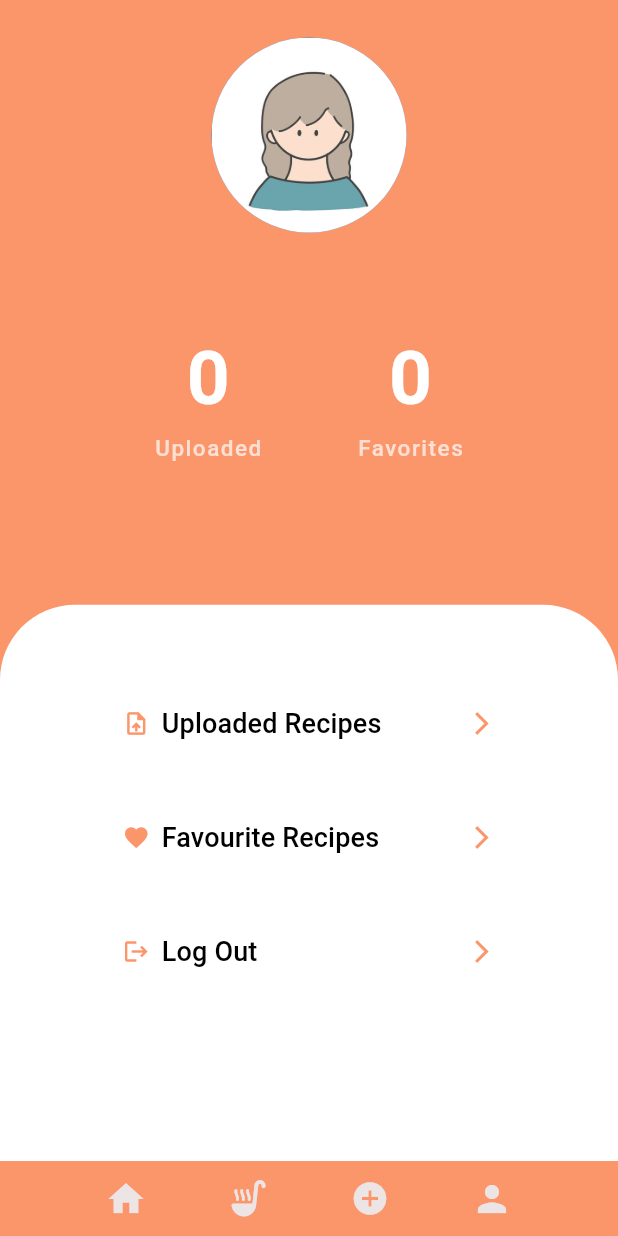
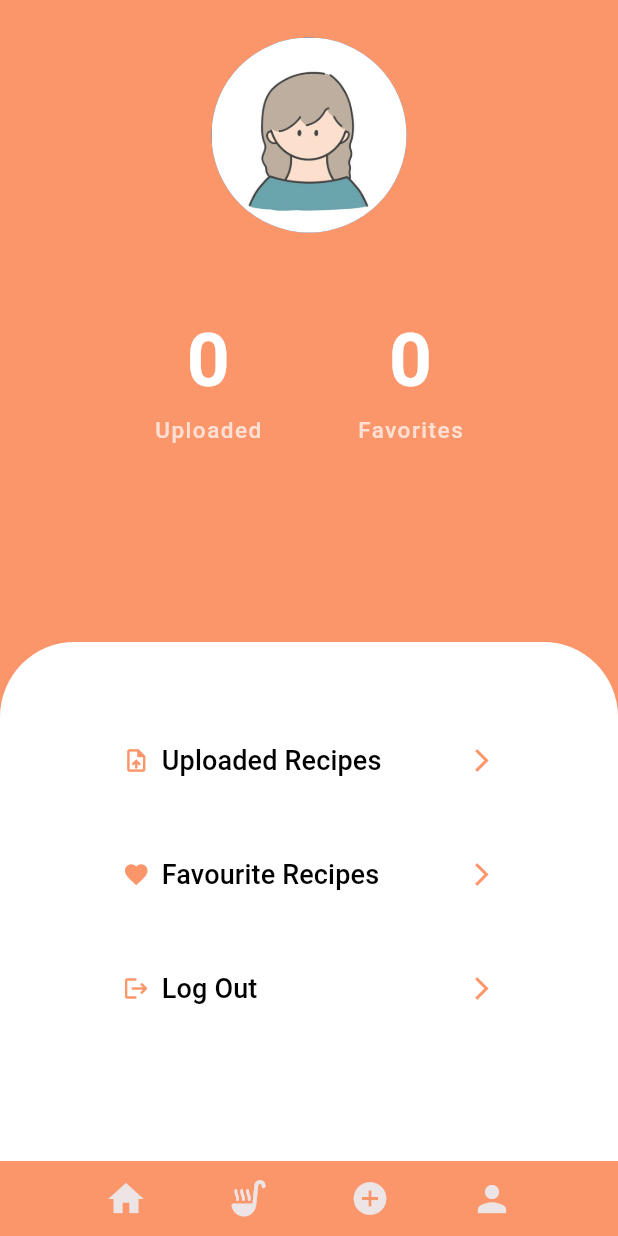
Before and after one commit to maryamshahid19/NomNomNerds-Recipe-App, a Flutter app: the Body screen opened directly with empty values, on a phone screen of 412 x 824 dp. Run offline on Flutter 3.47's test engine with Material 3 defaults, Android fonts, the phone set to English and light mode, and no system bars; our stand-ins replace csv, email_validator, flutter_svg, google_fonts, image_picker, sqflite; accounts and stored records are empty.

Commit message:
first commit

```diff
--- a/lib/screens/login_screen.dart
+++ b/lib/screens/login_screen.dart
@@ -234,7 +234,7 @@ class _LogInScreenState extends State<LogInScreen> {
               child: Container(
                 margin: EdgeInsets.only(top: size.height * 0.3),
                 width: size.width,
-                height: size.height * 0.5,
+                height: size.height * 0.46,
                 padding: EdgeInsets.all(16),
                 decoration: BoxDecoration(
                   color: Colors.white,
--- a/lib/screens/signup_screen.dart
+++ b/lib/screens/signup_screen.dart
@@ -180,7 +180,7 @@ class _SignUpScreenState extends State<SignUpScreen> {
                 size.height * 0.05,
               ),
               width: size.width,
-              height: size.height * 0.55,
+              height: size.height * 0.5,
               decoration: BoxDecoration(
                 color: Colors.white,
                 borderRadius: BorderRadius.only(
--- a/lib/screenwidgets/homescreen/featured_recipes.dart
+++ b/lib/screenwidgets/homescreen/featured_recipes.dart
@@ -113,7 +113,7 @@ class FeaturedRecipeCard extends StatelessWidget {
         children: <Widget>[
           Container(
             width: size.width * 0.6,
-            height: (size.height * 0.38) * 0.65,
+            height: (size.height * 0.38) * 0.60,
             child: ClipRRect(
               borderRadius: BorderRadius.only(
                 topLeft: Radius.circular(10),
@@ -129,7 +129,7 @@ class FeaturedRecipeCard extends StatelessWidget {
             onTap: press,
             child: Container(
               width: size.width * 0.6,
-              height: ((size.height * 0.38) - (size.height * 0.38) * 0.65),
+              height: ((size.height * 0.38) - (size.height * 0.38) * 0.60),
               padding: EdgeInsets.all(nDefaultSize / 2),
               decoration: BoxDecoration(
                 color: Color.fromARGB(255, 251, 149, 106),
--- a/lib/screenwidgets/profile/body.dart
+++ b/lib/screenwidgets/profile/body.dart
@@ -55,7 +55,7 @@ class Body extends StatelessWidget {
                     Text("$username",
                         style: TextStyle(
                             color: Colors.white, fontWeight: FontWeight.w400)),
-                    SizedBox(height: 20),
+                    SizedBox(height: 8),
                     Container(
                       width: size.width * 0.5,
                       child: Center(
@@ -151,7 +151,7 @@ class Body extends StatelessWidget {
                 size.height * 0.05,
               ),
               width: size.width,
-              height: size.height * 0.45,
+              height: size.height * 0.42,
               decoration: BoxDecoration(
                 color: Colors.white,
                 borderRadius: BorderRadius.only(
```
Also changed, not shown: lib/screens/upload_recipe_screen.dart (+5 -5 lines), 1 other file.
